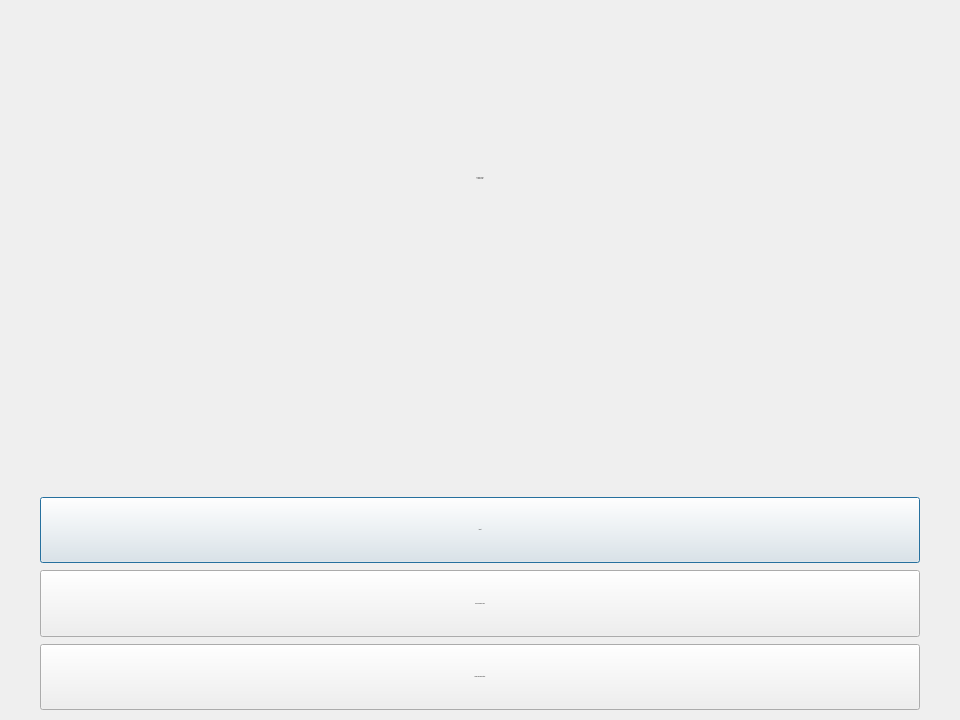
Above: MarketGame/signinoptionsdialog.ui from plagentile/Market_Game before the change. Below: the same form after it.
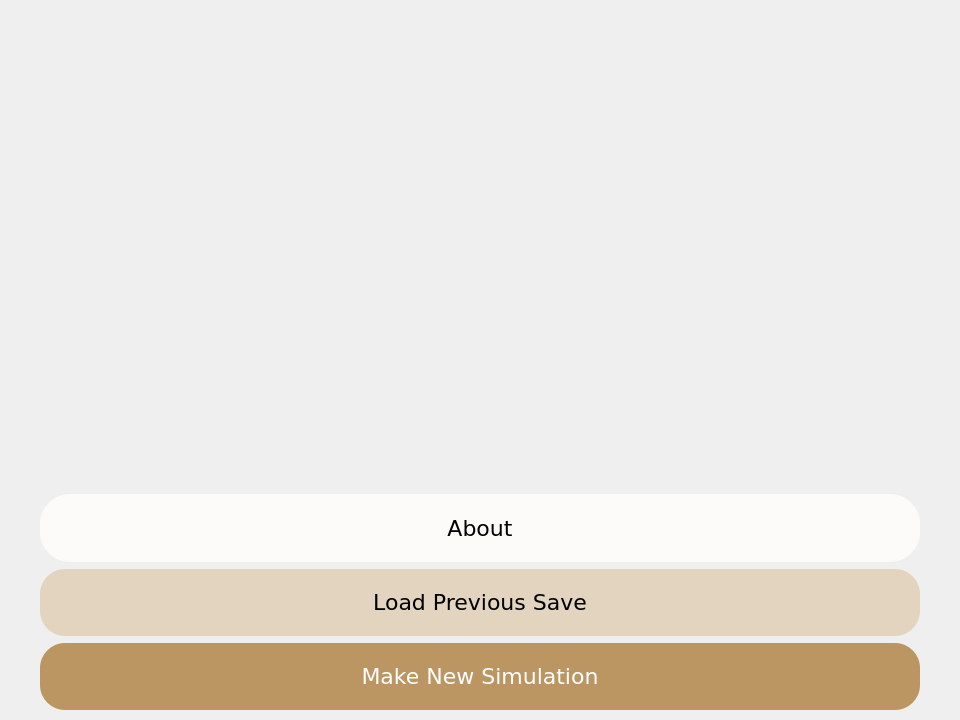
That is the form after the change. Icons and pictures are not drawn.

Commit message: more changes to the ui (internals), better stylesheet management

The edit to the form file:
```diff
--- a/MarketGame/signinoptionsdialog.ui
+++ b/MarketGame/signinoptionsdialog.ui
@@ -19,11 +19,10 @@
    <string>Select Sign In Option</string>
   </property>
   <property name="styleSheet">
-   <string notr="true">#SignInOptionsDialog{
- background-image:url(\&quot;:/files/img/coins.png\&quot;);
- background-position: center;
+   <string notr="true">#SignInOptionsDialog
+{
+	border-image: url(:/files/img/welcomeBackground.png) 0 0 0 0 stretch stretch;
 }
-
 #coreLabel
 {
 	font-size:24px;
@@ -89,61 +88,13 @@
      <property name="spacing">
       <number>0</number>
      </property>
-     <item>
-      <spacer name="verticalSpacer_3">
-       <property name="orientation">
-        <enum>Qt::Vertical</enum>
-       </property>
-       <property name="sizeHint" stdset="0">
-        <size>
-         <width>20</width>
-         <height>40</height>
-        </size>
-       </property>
-      </spacer>
-     </item>
-     <item>
-      <widget class="QLabel" name="coreLabel">
-       <property name="sizePolicy">
-        <sizepolicy hsizetype="Preferred" vsizetype="MinimumExpanding">
-         <horstretch>0</horstretch>
-         <verstretch>0</verstretch>
-        </sizepolicy>
-       </property>
-       <property name="font">
-        <font>
-         <family>Georgia</family>
-         <pointsize>-1</pointsize>
-         <italic>false</italic>
-         <underline>false</underline>
-         <kerning>true</kerning>
-        </font>
-       </property>
-       <property name="layoutDirection">
-        <enum>Qt::LeftToRight</enum>
-       </property>
-       <property name="autoFillBackground">
-        <bool>false</bool>
-       </property>
-       <property name="styleSheet">
-        <string notr="true"/>
-       </property>
-       <property name="text">
-        <string>QT Market Viewer
- A Market Game</string>
-       </property>
-       <property name="alignment">
-        <set>Qt::AlignCenter</set>
-       </property>
-      </widget>
-     </item>
      <item>
       <spacer name="verticalSpacer">
        <property name="orientation">
         <enum>Qt::Vertical</enum>
        </property>
        <property name="sizeType">
-        <enum>QSizePolicy::Expanding</enum>
+        <enum>QSizePolicy::MinimumExpanding</enum>
        </property>
        <property name="sizeHint" stdset="0">
         <size>
```
Left out of the diff: 2 changed lines with no effect on the pictures. The commit also changes 5 other files.
